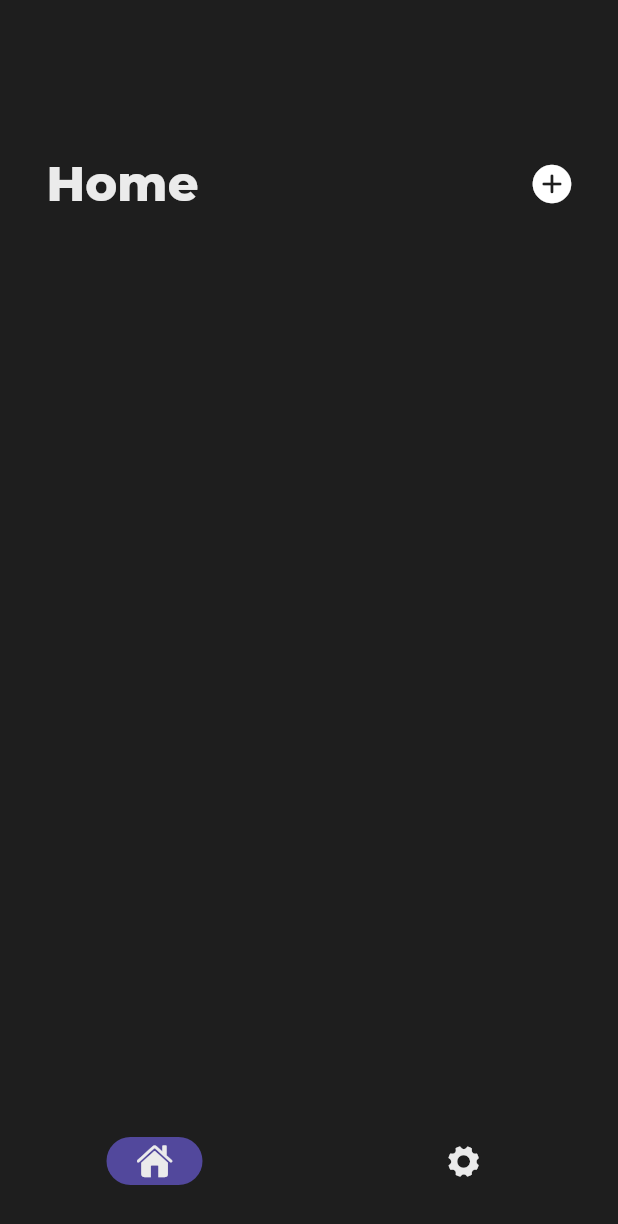
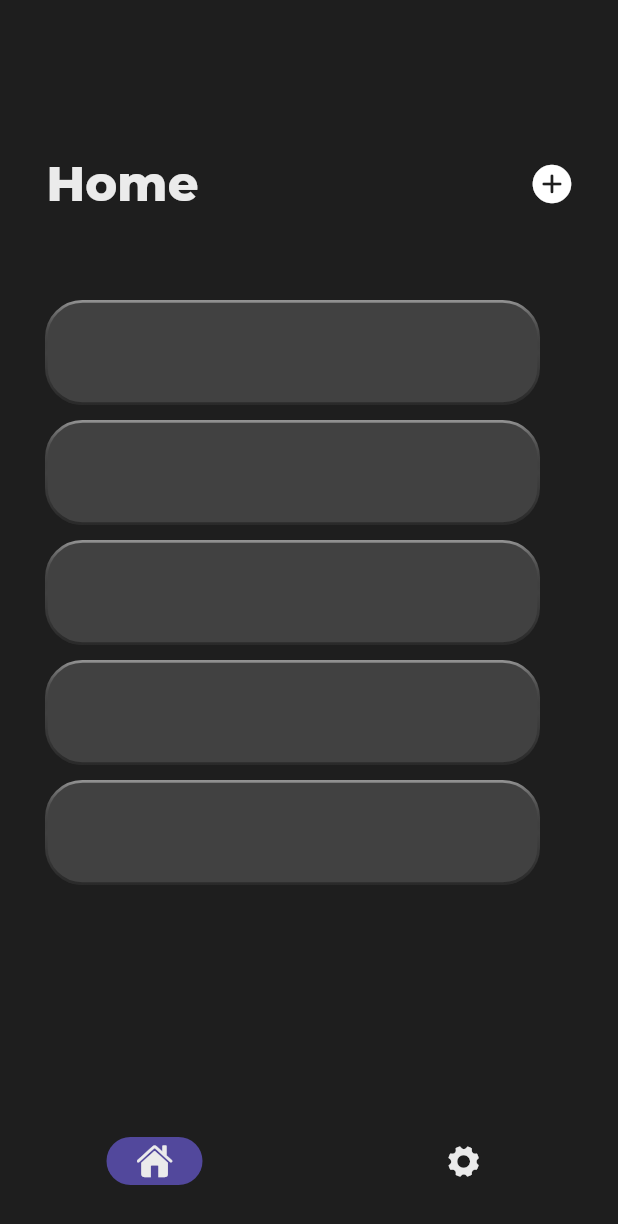
Before and after one commit to WildFore/locklock_application, a Flutter app: the screen it shows after launch, on a phone screen of 412 x 824 dp. Shown: the top 1224 px of the screen. Run offline on Flutter 3.47's test engine with Material 3 defaults, Android fonts, the phone set to English and light mode, and no system bars; our stand-ins replace cloud_firestore, figma_squircle, firebase_auth, firebase_core, firebase_database, firebase_storage and 4 more; accounts and stored records are empty.

Commit message:
placeholder + design

```diff
--- a/locklock_app/lib/home.dart
+++ b/locklock_app/lib/home.dart
@@ -23,10 +23,16 @@ class HomePage extends StatefulWidget {
 }
 
 class _HomePageState extends State<HomePage> {
-  List<String> doorStatusArray = [];
-  List<Color> notiCardColor = [];
-  List<String> timeStamps = [];
-  List<double> timeStampPaddings = [];
+  List<String> doorStatusArray = ['', '', '', '', ''];
+  List<Color> notiCardColor = [
+    AppColors.lightGray,
+    AppColors.lightGray,
+    AppColors.lightGray,
+    AppColors.lightGray,
+    AppColors.lightGray
+  ];
+  List<String> timeStamps = ['', '', '', '', ''];
+  List<double> timeStampPaddings = [120, 120, 120, 120, 120];
   @override
   void initState() {
     super.initState();
@@ -46,6 +52,9 @@ class _HomePageState extends State<HomePage> {
             timeStamps.add(DateTime.now().hour.toString() + ":" + getMinutes());
             timeStampPaddings.add(isLocked ? 140 : 110);
             ListScroll.controller.jumpTo(doorStatusArray.length * 45);
+            if (doorStatusArray.length > 5) {
+              doorStatusArray.remove(1);
+            }
           });
         }
       });
@@ -63,6 +72,9 @@ class _HomePageState extends State<HomePage> {
   Widget build(BuildContext context) {
     return Padding(
       padding: EdgeInsets.only(left: 10, right: 10),
+      child: Container(
+        height: 400,
+        width: 330,
         child: ListView.builder(
           controller: ListScroll.controller,
           shrinkWrap: true,
@@ -77,6 +89,7 @@ class _HomePageState extends State<HomePage> {
             );
           },
         ),
+      ),
     );
   }
 }
--- a/locklock_app/lib/notificationCard.dart
+++ b/locklock_app/lib/notificationCard.dart
@@ -3,6 +3,7 @@ import 'package:figma_squircle/figma_squircle.dart';
 import 'package:firebase_core/firebase_core.dart';
 import 'package:flutter/cupertino.dart';
 import 'package:flutter/material.dart';
+import 'package:gradient_borders/gradient_borders.dart';
 import 'package:locklock_app/addNewDevice.dart';
 import 'package:locklock_app/firebase_options.dart';
 import 'package:locklock_app/home.dart';
@@ -30,13 +31,20 @@ class _DeviceCardState extends State<NotificationCard> {
   Widget build(BuildContext context) {
     return Padding(
       padding: EdgeInsets.only(left: 0, right: 0, top: 10, bottom: 0),
-      child: ClipRRect(
-        borderRadius: SmoothBorderRadius.all(
+      child: Container(
+        decoration: BoxDecoration(
+            color: widget.cardColor,
+            borderRadius: const SmoothBorderRadius.all(
                 SmoothRadius(cornerRadius: 25, cornerSmoothing: 0.8)),
-        child: Container(
+            border: const GradientBoxBorder(
+                width: 1.8,
+                gradient: LinearGradient(colors: [
+                  Color.fromARGB(112, 255, 255, 255),
+                  Colors.transparent,
+                  Color.fromARGB(94, 0, 0, 0)
+                ], begin: Alignment.topCenter, end: Alignment.bottomCenter))),
         width: 330,
         height: 70,
-          color: widget.cardColor,
         child: Center(
           child: Padding(
             padding: EdgeInsets.only(top: 0),
@@ -46,8 +54,7 @@ class _DeviceCardState extends State<NotificationCard> {
                 child: Text(widget.doorStatus,
                     style: GoogleFonts.getFont(
                       "Montserrat",
-                        textStyle:
-                            TextStyle(fontSize: 24, color: AppColors.gray),
+                      textStyle: TextStyle(fontSize: 24, color: AppColors.gray),
                       fontWeight: FontWeight.bold,
                     )),
               ),
@@ -57,8 +64,7 @@ class _DeviceCardState extends State<NotificationCard> {
                     textAlign: TextAlign.end,
                     style: GoogleFonts.getFont(
                       "Montserrat",
-                        textStyle:
-                            TextStyle(fontSize: 24, color: AppColors.gray),
+                      textStyle: TextStyle(fontSize: 24, color: AppColors.gray),
                       fontWeight: FontWeight.bold,
                     )),
               ),
@@ -66,7 +72,6 @@ class _DeviceCardState extends State<NotificationCard> {
           ),
         ),
       ),
-      ),
     );
   }
 }
```
Lines whose indentation alone changed are shown as unchanged.
